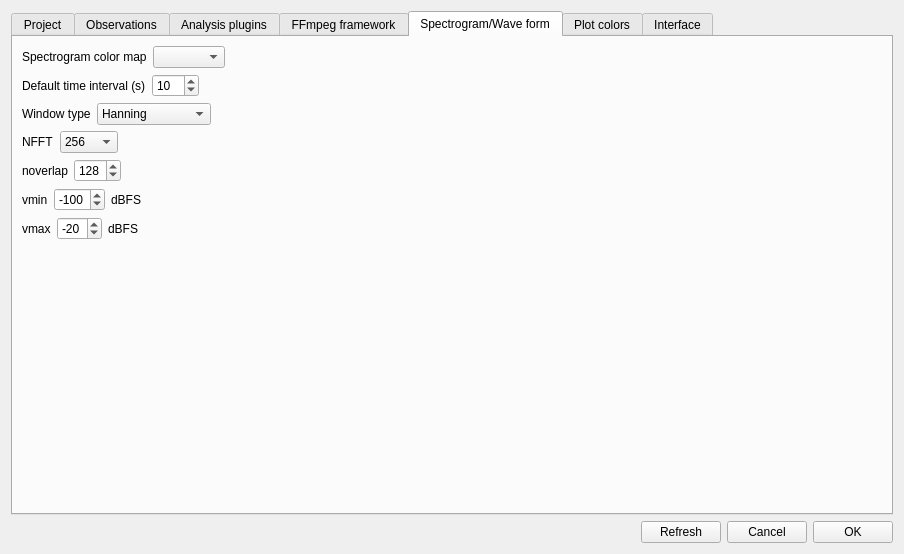
The window that boris/preferences.ui (olivierfriard/BORIS) describes before a commit, drawn with Qt 5.
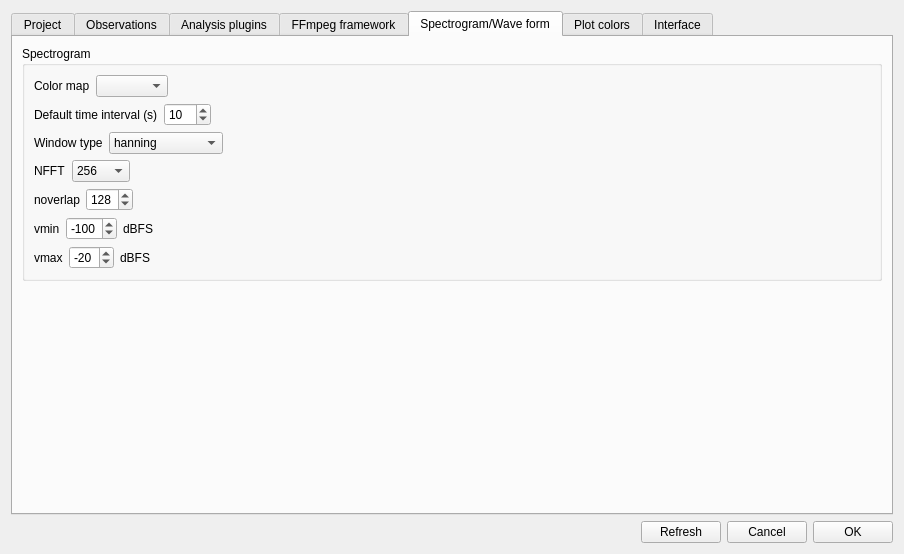
The same window after the commit.

```diff
--- a/boris/preferences.ui
+++ b/boris/preferences.ui
@@ -449,13 +449,19 @@
         <attribute name="title">
          <string>Spectrogram/Wave form</string>
         </attribute>
+        <layout class="QVBoxLayout" name="verticalLayout_13">
+         <item>
+          <widget class="QGroupBox" name="groupBox">
+           <property name="title">
+            <string>Spectrogram</string>
+           </property>
         <layout class="QVBoxLayout" name="verticalLayout_8">
          <item>
           <layout class="QHBoxLayout" name="horizontalLayout_7">
            <item>
             <widget class="QLabel" name="label_7">
              <property name="text">
-              <string>Spectrogram color map</string>
+                 <string>Color map</string>
              </property>
             </widget>
            </item>
@@ -527,7 +533,7 @@
             <widget class="QComboBox" name="cb_window_type">
              <item>
               <property name="text">
-               <string>Hanning</string>
+                  <string>hanning</string>
               </property>
              </item>
              <item>
@@ -729,6 +735,9 @@
             </spacer>
            </item>
           </layout>
+            </item>
+           </layout>
+          </widget>
          </item>
          <item>
           <spacer name="verticalSpacer_3">
```
Left out of the diff: 4 changed lines with no effect on the pictures. Lines whose indentation alone changed are shown as unchanged.
